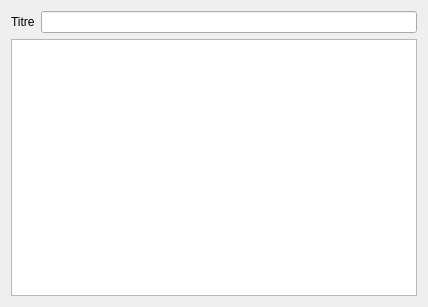
Old version of the form GeoStation_Projet/tablewidget.ui in the repository SoheibBiga/GeoStation.
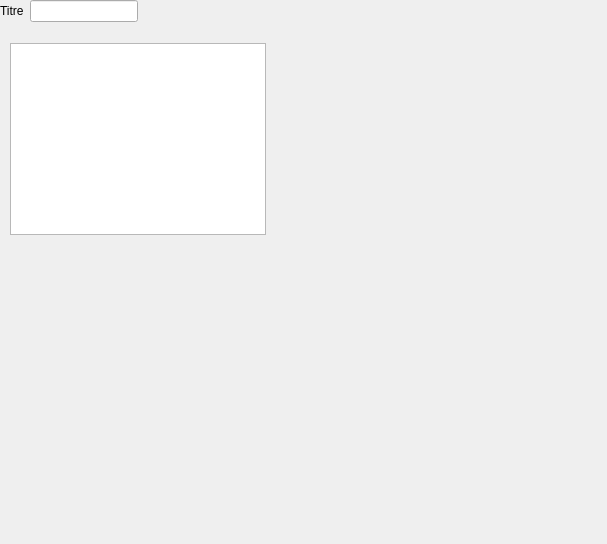
New version of the form. Custom widgets are drawn as their Qt base class.

The edit to the form file:
```diff
--- a/GeoStation_Projet/tablewidget.ui
+++ b/GeoStation_Projet/tablewidget.ui
@@ -6,17 +6,14 @@
    <rect>
     <x>0</x>
     <y>0</y>
-    <width>428</width>
-    <height>307</height>
+    <width>607</width>
+    <height>544</height>
    </rect>
   </property>
   <property name="windowTitle">
    <string>Form</string>
   </property>
-  <layout class="QGridLayout" name="gridLayout_2">
-   <item row="0" column="0">
-    <layout class="QGridLayout" name="gridLayout">
-     <item row="0" column="0">
+  <widget class="QWidget" name="">
       <layout class="QHBoxLayout" name="horizontalLayout">
        <item>
         <widget class="QLabel" name="label">
@@ -32,14 +29,25 @@
         <widget class="QLineEdit" name="lineEditTitre"/>
        </item>
       </layout>
-     </item>
-     <item row="1" column="0">
-      <widget class="QTableWidget" name="tableWidget"/>
-     </item>
-    </layout>
-   </item>
-  </layout>
- </widget>
+  </widget>
+  <widget class="TableWidget" name="tableWidget">
+   <property name="geometry">
+    <rect>
+     <x>10</x>
+     <y>43</y>
+     <width>256</width>
+     <height>192</height>
+    </rect>
+   </property>
+  </widget>
+ </widget>
+ <customwidgets>
+  <customwidget>
+   <class>TableWidget</class>
+   <extends>QTableWidget</extends>
+   <header>tablewidget.h</header>
+  </customwidget>
+ </customwidgets>
  <resources/>
  <connections/>
 </ui>
```
Lines whose indentation alone changed are shown as unchanged.
